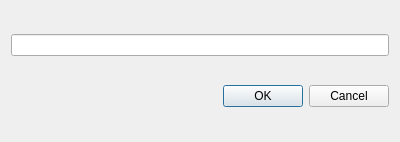
Before: the Qt Designer form expressiondialog.ui in RauchendeKanonen/QwtControl, drawn with Qt 5.
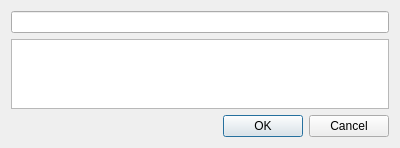
After: the same form once the commit is applied.

The edit to the form file:
```diff
--- a/expressiondialog.ui
+++ b/expressiondialog.ui
@@ -22,6 +22,9 @@
      <item>
       <widget class="QLineEdit" name="ExpressionEdit"/>
      </item>
+     <item>
+      <widget class="QGraphicsView" name="EquationGraphicsView"/>
+     </item>
     </layout>
    </item>
    <item>
```
